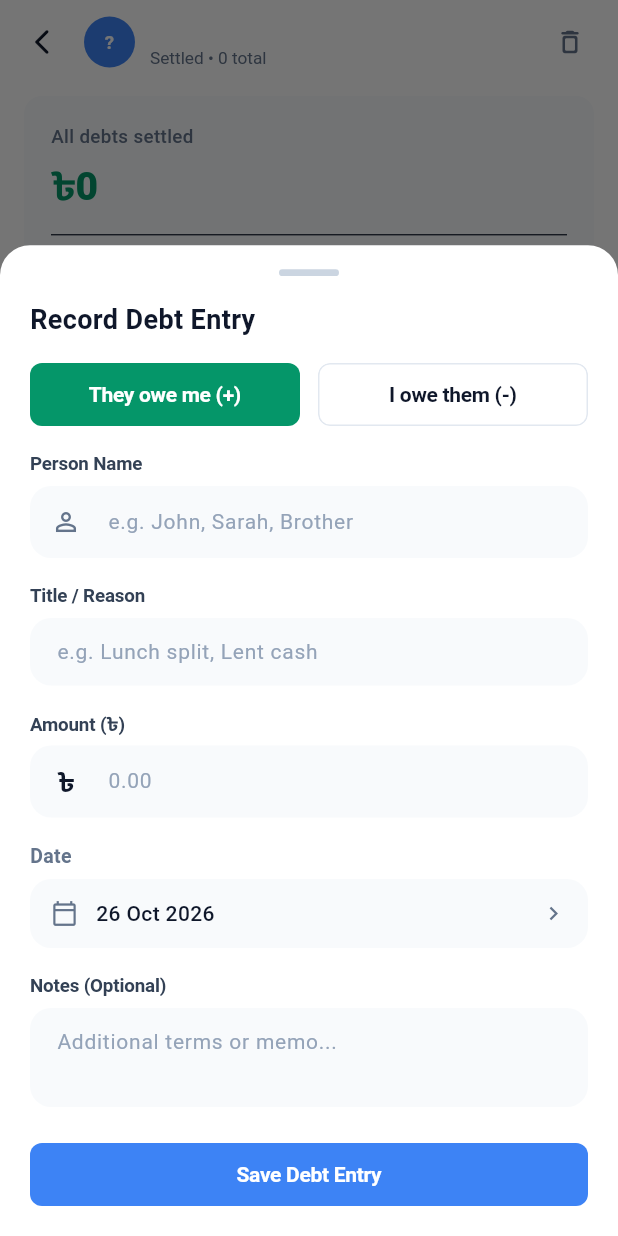
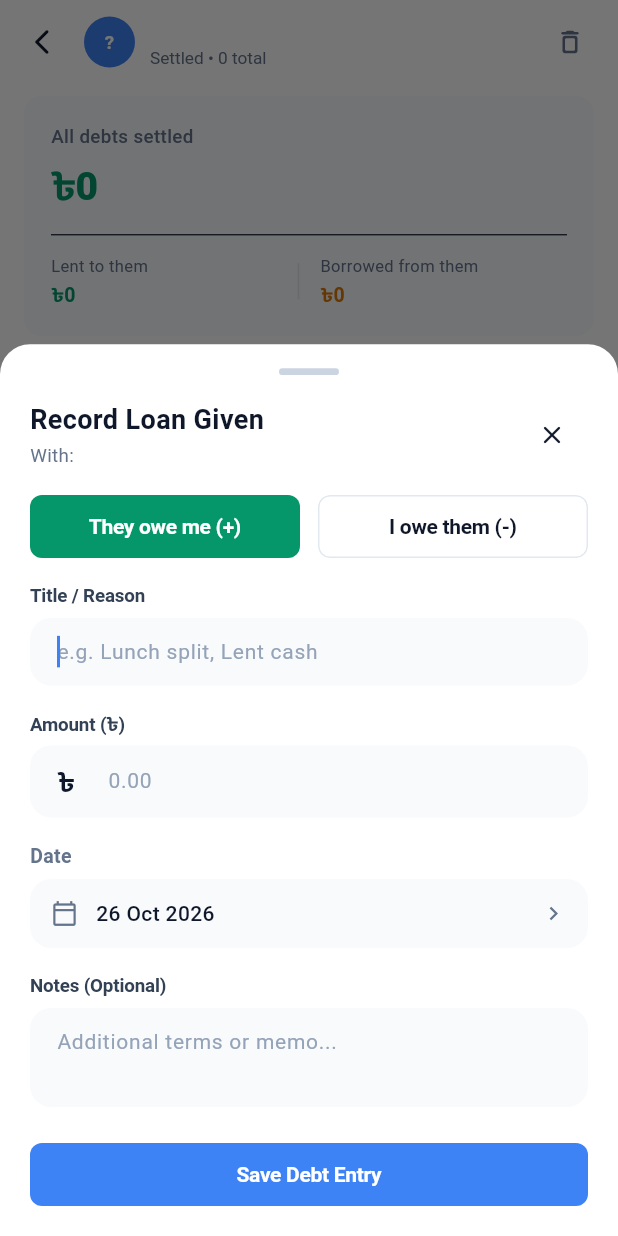
Before and after one commit to robindev2007/pocket, a Flutter app: the PersonLedgerScreen screen opened directly with empty values, after a tap on "You Lent (+)", on a phone screen of 412 x 824 dp. Run offline on Flutter 3.47's test engine with Material 3 defaults, Android fonts, the light colour scheme and no system bars; our stand-ins replace get, google_fonts, google_sign_in, shared_preferences; missing offline and left inert: luthor; accounts and stored records are empty.

Commit message:
refactor(debts): remove person name input from debt entry sheet

```diff
--- a/app/lib/features/tracker/presentation/dialogs/add_debt_dialog.dart
+++ b/app/lib/features/tracker/presentation/dialogs/add_debt_dialog.dart
@@ -11,25 +11,25 @@ import '../../controllers/tracker_controller.dart';
 class AddDebtDialog extends StatefulWidget {
   const AddDebtDialog({
     super.key,
+    required this.personName,
     this.initialDirection = DebtDirection.theyOweMe,
-    this.initialPerson,
   });
 
+  final String personName;
   final DebtDirection initialDirection;
-  final String? initialPerson;
 
   static Future<void> show(
     BuildContext context, {
+    required String personName,
     DebtDirection initialDirection = DebtDirection.theyOweMe,
-    String? initialPerson,
   }) {
     return showModalBottomSheet(
       context: context,
       isScrollControlled: true,
       backgroundColor: Colors.transparent,
       builder: (context) => AddDebtDialog(
+        personName: personName,
         initialDirection: initialDirection,
-        initialPerson: initialPerson,
       ),
     );
   }
@@ -39,34 +39,24 @@ class AddDebtDialog extends StatefulWidget {
 }
 
 class _AddDebtDialogState extends State<AddDebtDialog> {
-  late final TextEditingController _personController;
   late final TextEditingController _titleController;
   late final TextEditingController _amountController;
   late final TextEditingController _noteController;
 
   late DebtDirection _selectedDirection;
   late DateTime _selectedDate;
-  String? _personError;
   String? _titleError;
   String? _amountError;
 
-  // Zod-like schema using Luthor
+  // Validation schema without person field
   static final _debtSchema = l.schema({
-    'person': l
+    'title': l
         .string()
-        .required(message: 'Please enter or select a person')
-        .min(1, message: 'Please enter or select a person')
+        .required(message: 'Please enter a title or reason')
+        .min(1, message: 'Please enter a title or reason')
         .custom(
           (value) => value.trim().isNotEmpty,
-          message: 'Please enter or select a person',
-        ),
-    'title': l
-        .string()
-        .required(message: 'Please enter a title')
-        .min(1, message: 'Please enter a title')
-        .custom(
-          (value) => value.trim().isNotEmpty,
-          message: 'Please enter a title',
+          message: 'Please enter a title or reason',
         ),
     'amount': l
         .string()
@@ -84,7 +74,6 @@ class _AddDebtDialogState extends State<AddDebtDialog> {
     _selectedDirection = widget.initialDirection;
     _selectedDate = DateTime.now();
 
-    _personController = TextEditingController(text: widget.initialPerson ?? '');
     _titleController = TextEditingController();
     _amountController = TextEditingController();
     _noteController = TextEditingController();
@@ -92,7 +81,6 @@ class _AddDebtDialogState extends State<AddDebtDialog> {
 
   @override
   void dispose() {
-    _personController.dispose();
     _titleController.dispose();
     _amountController.dispose();
     _noteController.dispose();
@@ -113,7 +101,6 @@ class _AddDebtDialogState extends State<AddDebtDialog> {
 
   void _submit() {
     final rawData = {
-      'person': _personController.text.trim(),
       'title': _titleController.text.trim(),
       'amount': _amountController.text.trim(),
     };
@@ -122,22 +109,19 @@ class _AddDebtDialogState extends State<AddDebtDialog> {
 
     if (!result.isValid) {
       setState(() {
-        _personError = result.getError('person');
         _titleError = result.getError('title');
         _amountError = result.getError('amount');
       });
       return;
     }
 
-    if (_personError != null || _titleError != null || _amountError != null) {
+    if (_titleError != null || _amountError != null) {
       setState(() {
-        _personError = null;
         _titleError = null;
         _amountError = null;
       });
     }
 
-    final person = _personController.text.trim();
     final title = _titleController.text.trim();
     final parsedAmount = double.parse(_amountController.text.trim());
 
@@ -146,7 +130,7 @@ class _AddDebtDialogState extends State<AddDebtDialog> {
         : null;
 
     TrackerController.to.addDebt(
-      personName: person,
+      personName: widget.personName,
       title: title,
       amount: parsedAmount,
       date: _selectedDate,
@@ -162,7 +146,6 @@ class _AddDebtDialogState extends State<AddDebtDialog> {
     final customColors = context.customColors;
     final colorScheme = context.colorScheme;
     final bottomInset = MediaQuery.of(context).viewInsets.bottom;
-    final controller = TrackerController.to;
     final isDark = Theme.of(context).brightness == Brightness.dark;
     final softInputFill = customColors.inputFill;
 
@@ -190,13 +173,51 @@ class _AddDebtDialogState extends State<AddDebtDialog> {
             ),
             AppSizes.gapH16,
 
+            // Header with person name label
+            Row(
+              children: [
+                Expanded(
+                  child: Column(
+                    crossAxisAlignment: CrossAxisAlignment.start,
+                    children: [
                       Text(
-              'Record Debt Entry',
+                        _selectedDirection == DebtDirection.theyOweMe
+                            ? 'Record Loan Given'
+                            : 'Record Money Borrowed',
                         style: TextStyle(
                           fontSize: 18,
                           fontWeight: FontWeight.w700,
                           color: colorScheme.onSurface,
                         ),
+                      ),
+                      const SizedBox(height: 2),
+                      Row(
+                        children: [
+                          Text(
+                            'With: ',
+                            style: TextStyle(
+                              fontSize: 12.5,
+                              color: customColors.subtleText,
+                            ),
+                          ),
+                          Text(
+                            widget.personName,
+                            style: TextStyle(
+                              fontSize: 12.5,
+                              fontWeight: FontWeight.w700,
+                              color: colorScheme.primary,
+                            ),
+                          ),
+                        ],
+                      ),
+                    ],
+                  ),
+                ),
+                IconButton(
+                  icon: const Icon(Icons.close_rounded, size: 20),
+                  onPressed: () => Navigator.pop(context),
+                ),
+              ],
             ),
             AppSizes.gapH16,
 
@@ -242,44 +263,7 @@ class _AddDebtDialogState extends State<AddDebtDialog> {
             ),
             AppSizes.gapH16,
 
-            // Person Selector / Input
-            AppTextField(
-              controller: _personController,
-              label: 'Person Name',
-              hint: 'e.g. John, Sarah, Brother',
-              errorText: _personError,
-              onChanged: (_) {
-                if (_personError != null) {
-                  setState(() => _personError = null);
-                }
-              },
-              prefixIcon: const Icon(Icons.person_outline, size: 20),
-            ),
-
-            // Quick select existing people
-            if (controller.people.isNotEmpty) ...[
-              AppSizes.gapH8,
-              Wrap(
-                spacing: 6,
-                runSpacing: 6,
-                children: controller.people.map((p) {
-                  final isSelected = _personController.text == p;
-                  return AppFilterPill(
-                    label: p,
-                    isSelected: isSelected,
-                    onTap: () {
-                      setState(() {
-                        _personController.text = p;
-                        _personError = null;
-                      });
-                    },
-                  );
-                }).toList(),
-              ),
-            ],
-            AppSizes.gapH16,
-
-            // Debt Title
+            // Debt Title / Reason
             AppTextField(
               controller: _titleController,
               label: 'Title / Reason',
@@ -287,6 +271,7 @@ class _AddDebtDialogState extends State<AddDebtDialog> {
                   ? 'e.g. Lunch split, Lent cash'
                   : 'e.g. Borrowed for emergency, Rent share',
               errorText: _titleError,
+              autofocus: true,
               onChanged: (_) {
                 if (_titleError != null) {
                   setState(() => _titleError = null);
--- a/app/lib/features/tracker/presentation/screens/person_ledger_screen.dart
+++ b/app/lib/features/tracker/presentation/screens/person_ledger_screen.dart
@@ -666,8 +666,8 @@ class PersonLedgerScreen extends StatelessWidget {
               onPressed: () {
                 AddDebtDialog.show(
                   context,
+                  personName: personName,
                   initialDirection: DebtDirection.theyOweMe,
-                  initialPerson: personName,
                 );
               },
               icon: const Icon(Icons.arrow_outward_rounded, size: 16),
@@ -695,8 +695,8 @@ class PersonLedgerScreen extends StatelessWidget {
               onPressed: () {
                 AddDebtDialog.show(
                   context,
+                  personName: personName,
                   initialDirection: DebtDirection.iOweThem,
-                  initialPerson: personName,
                 );
               },
               icon: const Icon(Icons.arrow_downward_rounded, size: 16),
```
Also changed, not shown: app/lib/features/tracker/presentation/screens/debts_tab.dart (+84 -1 lines). Lines whose indentation alone changed are shown as unchanged.
